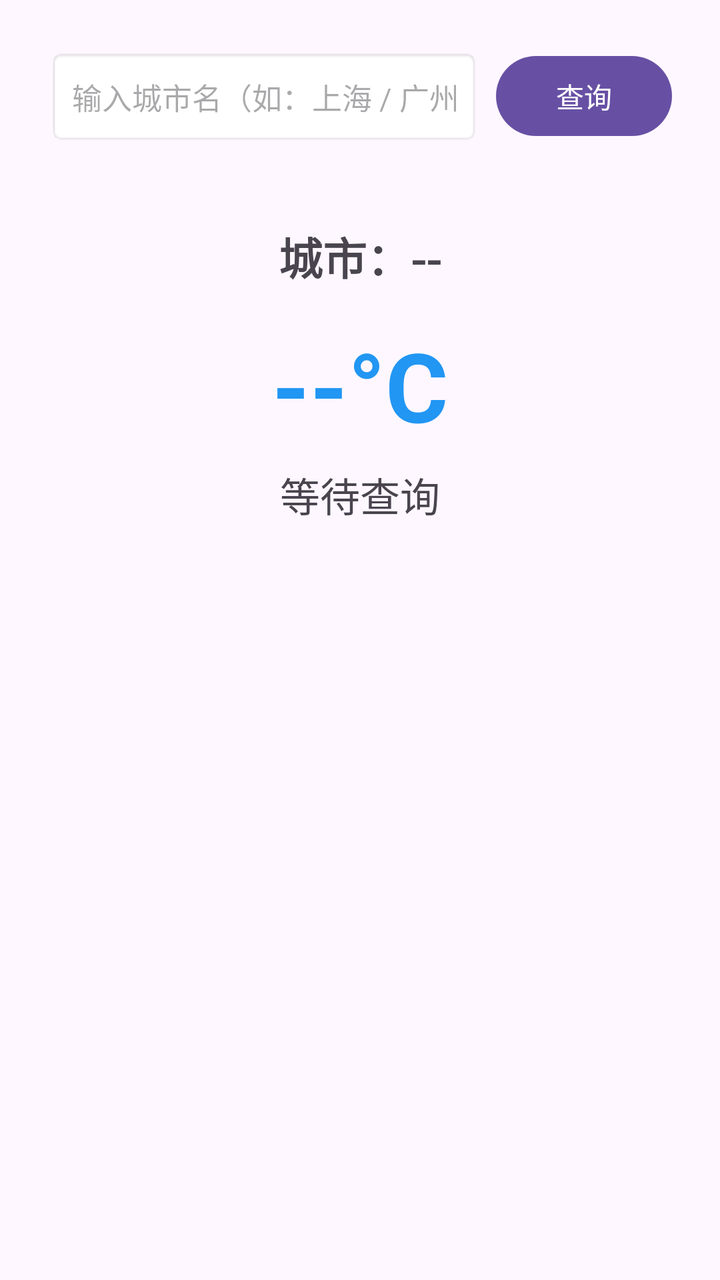
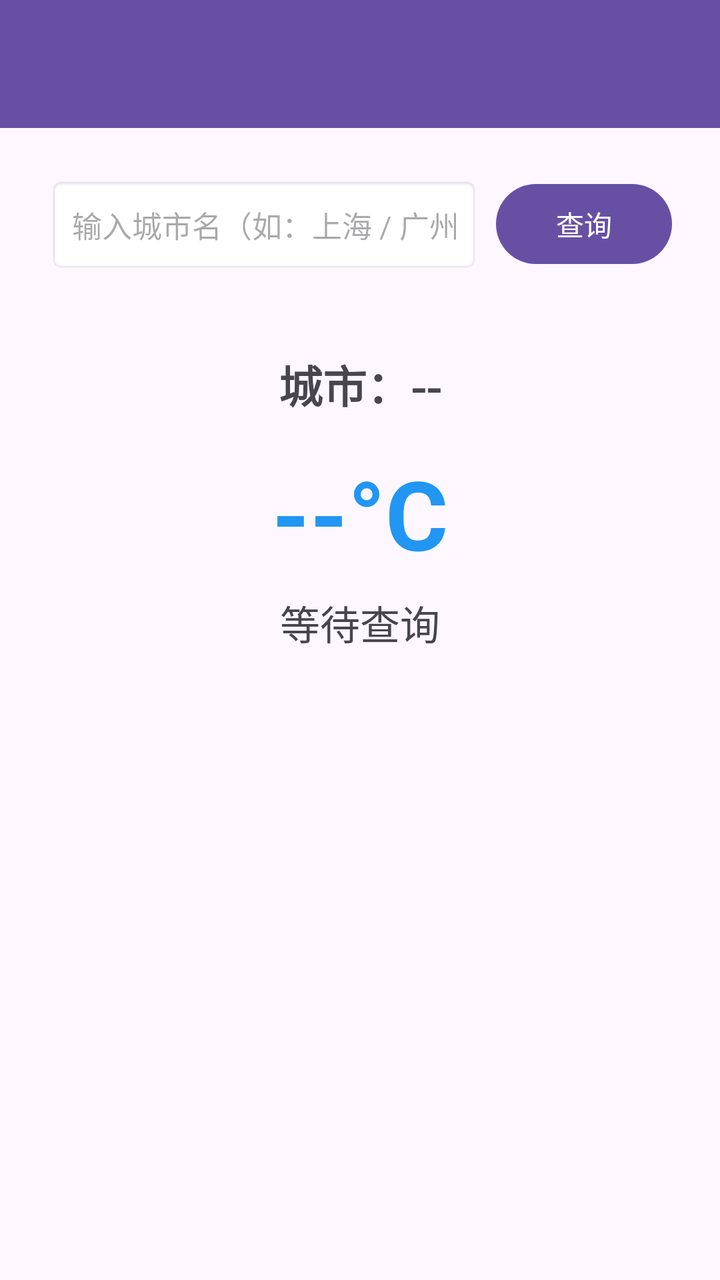

Two renders of the same Android screen: before a commit and after it. Below are the layout's source before the change and the commit's diff.
<!-- AndroidManifest.xml: another module's application theme Theme.News -->
<!-- res/layout/activity_weather.xml -->
<?xml version="1.0" encoding="utf-8"?>
<LinearLayout xmlns:android="http://schemas.android.com/apk/res/android"
    android:layout_width="match_parent"
    android:layout_height="match_parent"
    android:gravity="center_horizontal"
    android:orientation="vertical"
    android:padding="24dp">

    
    <LinearLayout
        android:layout_width="match_parent"
        android:layout_height="wrap_content"
        android:orientation="horizontal">

        <EditText
            android:id="@+id/etCityInput"
            android:layout_width="0dp"
            android:layout_height="48dp"
            android:layout_weight="1"
            android:background="@android:drawable/editbox_background_normal"
            android:hint="输入城市名（如：上海 / 广州 / 成都）"
            android:paddingStart="12dp"
            android:paddingEnd="12dp"
            android:singleLine="true"
            android:textSize="15sp" />

        <Button
            android:id="@+id/btnSearch"
            android:layout_width="wrap_content"
            android:layout_height="wrap_content"
            android:layout_marginStart="8dp"
            android:text="查询" />
    </LinearLayout>

    <TextView
        android:id="@+id/tvCity"
        android:layout_width="wrap_content"
        android:layout_height="wrap_content"
        android:layout_marginTop="40dp"
        android:text="城市：--"
        android:textSize="22sp"
        android:textStyle="bold" />

    <TextView
        android:id="@+id/tvTemp"
        android:layout_width="wrap_content"
        android:layout_height="wrap_content"
        android:layout_marginTop="16dp"
        android:text="--°C"
        android:textColor="#2196F3"
        android:textSize="48sp"
        android:textStyle="bold" />

    <TextView
        android:id="@+id/tvCondition"
        android:layout_width="wrap_content"
        android:layout_height="wrap_content"
        android:layout_marginTop="8dp"
        android:text="等待查询"
        android:textSize="20sp" />

    <TextView
        android:id="@+id/tvDetails"
        android:layout_width="wrap_content"
        android:layout_height="wrap_content"
        android:layout_marginTop="16dp"
        android:textColor="#757575"
        android:textSize="14sp" />

    <ProgressBar
        android:id="@+id/progressBar"
        android:layout_width="wrap_content"
        android:layout_height="wrap_content"
        android:layout_marginTop="24dp"
        android:visibility="gone" />

</LinearLayout>
<!-- resources referenced by this layout -->
<resources>
  <style name="Theme.News" parent="Base.Theme.News" />
  <style name="Base.Theme.News" parent="Theme.Material3.DayNight.NoActionBar">
          
          
      </style>
</resources>

<!-- the commit's change to res/layout/activity_weather.xml (unified diff, before → after) -->
@@ -1,77 +1,94 @@
 <?xml version="1.0" encoding="utf-8"?>
 <LinearLayout xmlns:android="http://schemas.android.com/apk/res/android"
+    xmlns:app="http://schemas.android.com/apk/res-auto"
     android:layout_width="match_parent"
     android:layout_height="match_parent"
-    android:gravity="center_horizontal"
-    android:orientation="vertical"
-    android:padding="24dp">
+    android:orientation="vertical">
+
+    
+    <androidx.appcompat.widget.Toolbar
+        android:id="@+id/toolbar"
+        android:layout_width="match_parent"
+        android:layout_height="?attr/actionBarSize"
+        android:background="?attr/colorPrimary"
+        app:titleTextColor="@android:color/white" />
 
     
     <LinearLayout
         android:layout_width="match_parent"
-        android:layout_height="wrap_content"
-        android:orientation="horizontal">
+        android:layout_height="match_parent"
+        android:gravity="center_horizontal"
+        android:orientation="vertical"
+        android:padding="24dp">
 
-        <EditText
-            android:id="@+id/etCityInput"
-            android:layout_width="0dp"
-            android:layout_height="48dp"
-            android:layout_weight="1"
-            android:background="@android:drawable/editbox_background_normal"
-            android:hint="输入城市名（如：上海 / 广州 / 成都）"
-            android:paddingStart="12dp"
-            android:paddingEnd="12dp"
-            android:singleLine="true"
-            android:textSize="15sp" />
+        
+        <LinearLayout
+            android:layout_width="match_parent"
+            android:layout_height="wrap_content"
+            android:orientation="horizontal">
 
-        <Button
-            android:id="@+id/btnSearch"
+            <EditText
+                android:id="@+id/etCityInput"
+                android:layout_width="0dp"
+                android:layout_height="48dp"
+                android:layout_weight="1"
+                android:background="@android:drawable/editbox_background_normal"
+                android:hint="输入城市名（如：上海 / 广州 / 成都）"
+                android:paddingStart="12dp"
+                android:paddingEnd="12dp"
+                android:singleLine="true"
+                android:textSize="15sp" />
+
+            <Button
+                android:id="@+id/btnSearch"
+                android:layout_width="wrap_content"
+                android:layout_height="wrap_content"
+                android:layout_marginStart="8dp"
+                android:text="查询" />
+        </LinearLayout>
+
+        <TextView
+            android:id="@+id/tvCity"
             android:layout_width="wrap_content"
             android:layout_height="wrap_content"
-            android:layout_marginStart="8dp"
-            android:text="查询" />
+            android:layout_marginTop="40dp"
+            android:text="城市：--"
+            android:textSize="22sp"
+            android:textStyle="bold" />
+
+        <TextView
+            android:id="@+id/tvTemp"
+            android:layout_width="wrap_content"
+            android:layout_height="wrap_content"
+            android:layout_marginTop="16dp"
+            android:text="--°C"
+            android:textColor="#2196F3"
+            android:textSize="48sp"
+            android:textStyle="bold" />
+
+        <TextView
+            android:id="@+id/tvCondition"
+            android:layout_width="wrap_content"
+            android:layout_height="wrap_content"
+                android:layout_marginTop="8dp"
+            android:text="等待查询"
+            android:textSize="20sp" />
+
+        <TextView
+            android:id="@+id/tvDetails"
+            android:layout_width="wrap_content"
+            android:layout_height="wrap_content"
+            android:layout_marginTop="16dp"
+            android:textColor="#757575"
+            android:textSize="14sp" />
+
+        <ProgressBar
+            android:id="@+id/progressBar"
+            android:layout_width="wrap_content"
+            android:layout_height="wrap_content"
+            android:layout_marginTop="24dp"
+            android:visibility="gone" />
+
     </LinearLayout>
 
-    <TextView
-        android:id="@+id/tvCity"
-        android:layout_width="wrap_content"
-        android:layout_height="wrap_content"
-        android:layout_marginTop="40dp"
-        android:text="城市：--"
-        android:textSize="22sp"
-        android:textStyle="bold" />
-
-    <TextView
-        android:id="@+id/tvTemp"
-        android:layout_width="wrap_content"
-        android:layout_height="wrap_content"
-        android:layout_marginTop="16dp"
-        android:text="--°C"
-        android:textColor="#2196F3"
-        android:textSize="48sp"
-        android:textStyle="bold" />
-
-    <TextView
-        android:id="@+id/tvCondition"
-        android:layout_width="wrap_content"
-        android:layout_height="wrap_content"
-        android:layout_marginTop="8dp"
-        android:text="等待查询"
-        android:textSize="20sp" />
-
-    <TextView
-        android:id="@+id/tvDetails"
-        android:layout_width="wrap_content"
-        android:layout_height="wrap_content"
-        android:layout_marginTop="16dp"
-        android:textColor="#757575"
-        android:textSize="14sp" />
-
-    <ProgressBar
-        android:id="@+id/progressBar"
-        android:layout_width="wrap_content"
-        android:layout_height="wrap_content"
-        android:layout_marginTop="24dp"
-        android:visibility="gone" />
-
 </LinearLayout>
